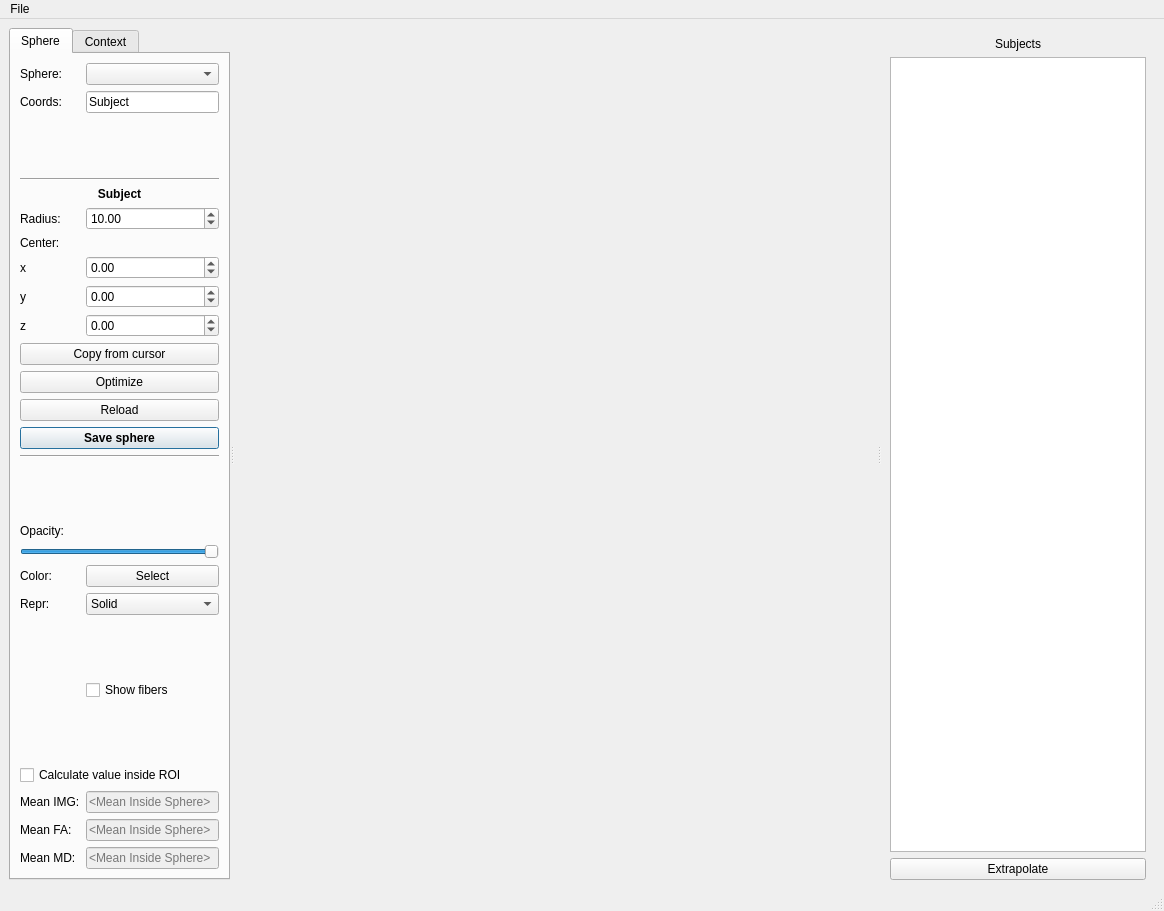
Qt form braviz/interaction/qt_guis/roi_builder.ui (diego0020/braviz-app) before a commit.
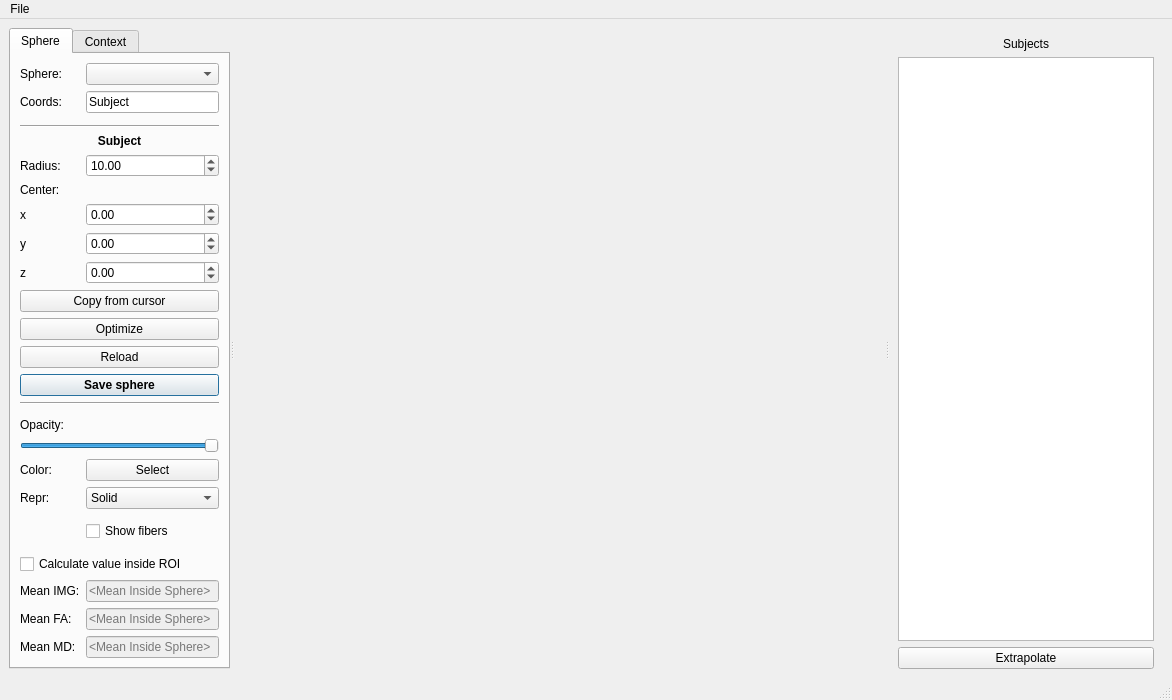
The same form after that commit. Icons and pictures are not drawn.

The edit to the form file:
```diff
--- a/braviz/interaction/qt_guis/roi_builder.ui
+++ b/braviz/interaction/qt_guis/roi_builder.ui
@@ -6,8 +6,8 @@
    <rect>
     <x>0</x>
     <y>0</y>
-    <width>1164</width>
-    <height>911</height>
+    <width>1172</width>
+    <height>697</height>
    </rect>
   </property>
   <property name="windowTitle">
@@ -768,8 +768,8 @@
     <rect>
      <x>0</x>
      <y>0</y>
-     <width>1164</width>
-     <height>26</height>
+     <width>1172</width>
+     <height>21</height>
     </rect>
    </property>
    <widget class="QMenu" name="menuFile">
```
Left out of the diff: 11 changed lines with no effect on the pictures.
